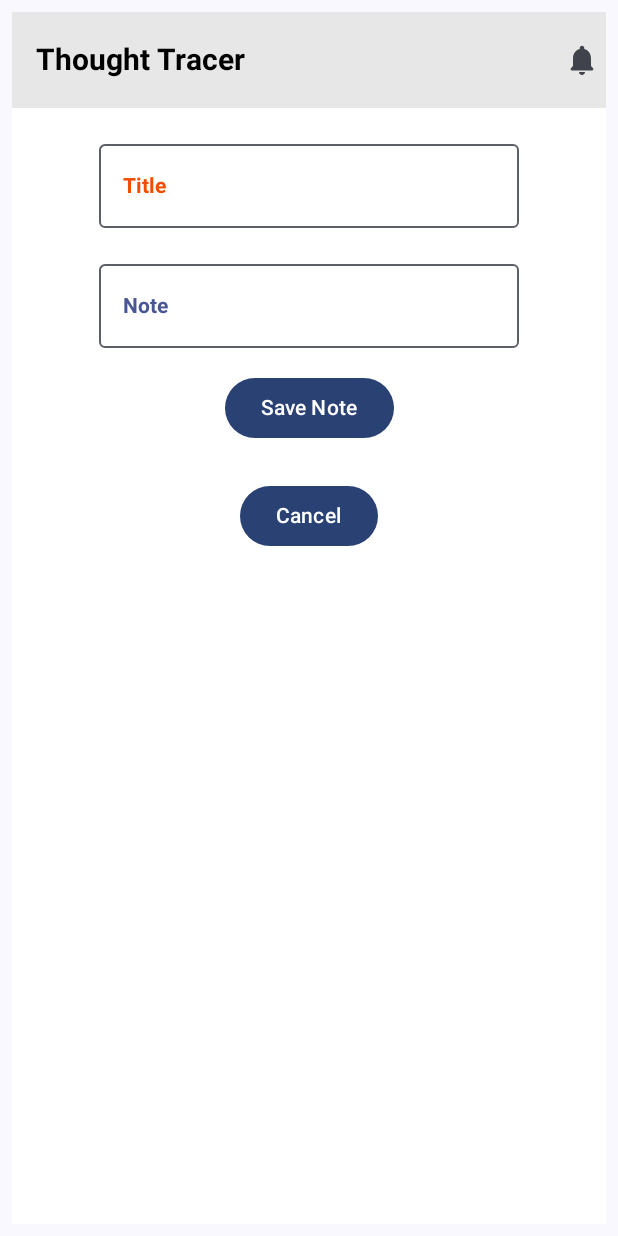
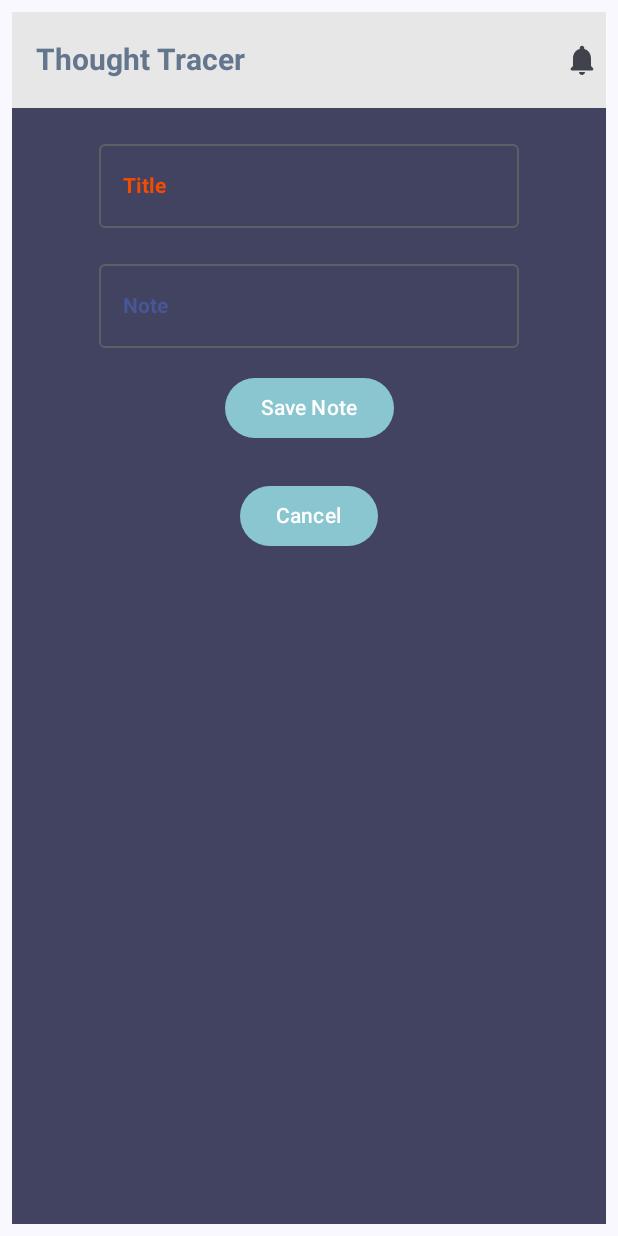
Before and after one commit to ayush06092002/Thought_Tracer, an Android app built with Jetpack Compose: the screen it shows after launch (MainActivity), after a tap on "Add Note", on a phone screen of 412 x 824 dp. Run offline under Robolectric (Android 15) with nearby library versions, the phone set to English and light mode, and no system bars; our stand-ins replace Dagger/Hilt's generated code, Room's generated code.

Commit message:
Changed a Few Colors

```diff
--- a/app/src/main/java/com/who/thoughttracer/screens/NotesScreen.kt
+++ b/app/src/main/java/com/who/thoughttracer/screens/NotesScreen.kt
@@ -2,6 +2,7 @@ package com.who.thoughttracer.screens
 
 import android.widget.Toast
 import androidx.compose.foundation.background
+import androidx.compose.foundation.border
 import androidx.compose.foundation.clickable
 import androidx.compose.foundation.layout.Column
 import androidx.compose.foundation.layout.Row
@@ -17,6 +18,7 @@ import androidx.compose.material.icons.Icons
 import androidx.compose.material.icons.rounded.Notifications
 import androidx.compose.material3.AlertDialog
 import androidx.compose.material3.Button
+import androidx.compose.material3.ButtonDefaults
 import androidx.compose.material3.ExperimentalMaterial3Api
 import androidx.compose.material3.Icon
 import androidx.compose.material3.OutlinedTextField
@@ -57,14 +59,14 @@ fun NotesScreen(
     val context = LocalContext.current
     Column(modifier = Modifier
         .padding(8.dp)
-        .background(Color(0xFFFFFFFF))) {
+        .background(Color(0xFF414361))) {
         TopAppBar(
             title = {
                 Text(modifier = Modifier
                     .align(Alignment.CenterHorizontally),
                     text = stringResource(id = R.string.app_name),
                     style = TextStyle(
-                        color = Color(0xFF000000),
+                        color = Color(0xFF63768d),
                         fontWeight = FontWeight.Bold,
                         fontSize = 20.sp,
                     )
@@ -126,6 +128,7 @@ fun NotesScreen(
                 Button(modifier = Modifier
                     .align(Alignment.CenterHorizontally)
                     .padding(8.dp),
+                    colors = ButtonDefaults.buttonColors(Color(0xFF8ac6d0)),
                     onClick = {
                         if(titleText.isNotEmpty())
                         {
@@ -150,6 +153,7 @@ fun NotesScreen(
         Button(modifier = Modifier
             .align(Alignment.CenterHorizontally)
             .padding(8.dp),
+            colors = ButtonDefaults.buttonColors(Color(0xFF8ac6d0)),
             onClick = { isColumnVisible = !isColumnVisible }) {
             Text(text = if(isColumnVisible) "Cancel" else "Add Note")
         }
@@ -183,22 +187,24 @@ fun NoteRow(modifier: Modifier = Modifier,
             .padding(2.dp)
             .clip(RoundedCornerShape(20.dp))
             .width(200.dp),
-        color = Color(0xFFE7E7E7)
+        color = Color(0xFF2a2d43),
     ) {
         Column(modifier = modifier
             .clickable { onNoteClicked(note) }
             .padding(10.dp),
             horizontalAlignment = Alignment.Start) {
             Text(text = note.title, style = TextStyle(
-                color = Color(0xFFF24C00),
+                color = Color(0xFFffa9e7),
                 fontWeight = FontWeight.SemiBold,
                 fontSize = 20.sp,
             ))
+            Spacer(modifier = Modifier.height(4.dp))
             Text(text = note.content, style = TextStyle(
-                color = Color(0xFF485696),
+                color = Color(0xFFFFFFFF),
                 fontWeight = FontWeight.Normal,
                 fontSize = 15.sp,
             ))
+            Spacer(modifier = Modifier.height(4.dp))
             Text(text = dateFormat(note.entryDate.time)
             , style = TextStyle(
                 color = Color(0xFF485696),
@@ -207,11 +213,13 @@ fun NoteRow(modifier: Modifier = Modifier,
             ))
             Spacer(modifier = Modifier.height(16.dp))
             Row {
-                Button(onClick = { onEditClicked(note) }) {
+                Button(onClick = { onEditClicked(note) },
+                    colors = ButtonDefaults.buttonColors(Color(0xFF8ac6d0))) {
                     Text(text = "Edit")
                 }
                 Spacer(modifier = Modifier.width(6.dp))
-                Button(onClick = { onDeleteClicked(note) }) {
+                Button(
+                    colors = ButtonDefaults.buttonColors(Color(0xFF8ac6d0)),onClick = { onDeleteClicked(note) }) {
                     Text(text = "Delete")
                 }
             }
@@ -251,7 +259,8 @@ fun NoteEditDialog(
                     val updatedNote = note.copy(content = editContent, title = editTitle)
                     onEdit(updatedNote)
                     onClose()
-                }
+                },
+                colors = ButtonDefaults.buttonColors(Color(0xFF8ac6d0))
             ) {
                 Text(text = "Save")
             }
@@ -261,7 +270,8 @@ fun NoteEditDialog(
                 onClick = {
                     onDelete(note)
                     onClose()
-                }
+                },
+                colors = ButtonDefaults.buttonColors(Color(0xFF8ac6d0))
             ) {
                 Text(text = "Delete")
             }
```
